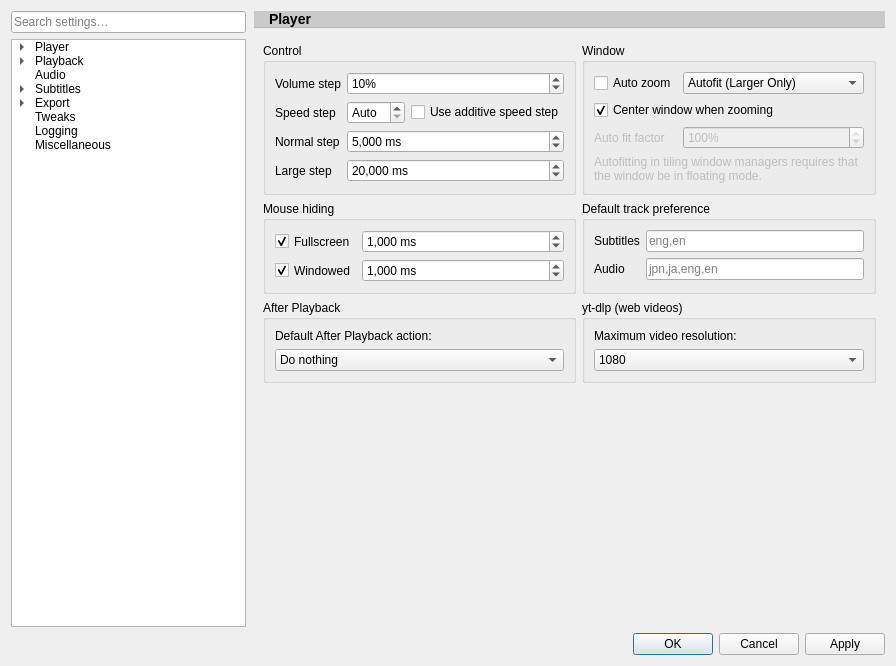
Before: the Qt Designer form src/settingswindow.ui in mpc-qt/mpc-qt, drawn with Qt 5.
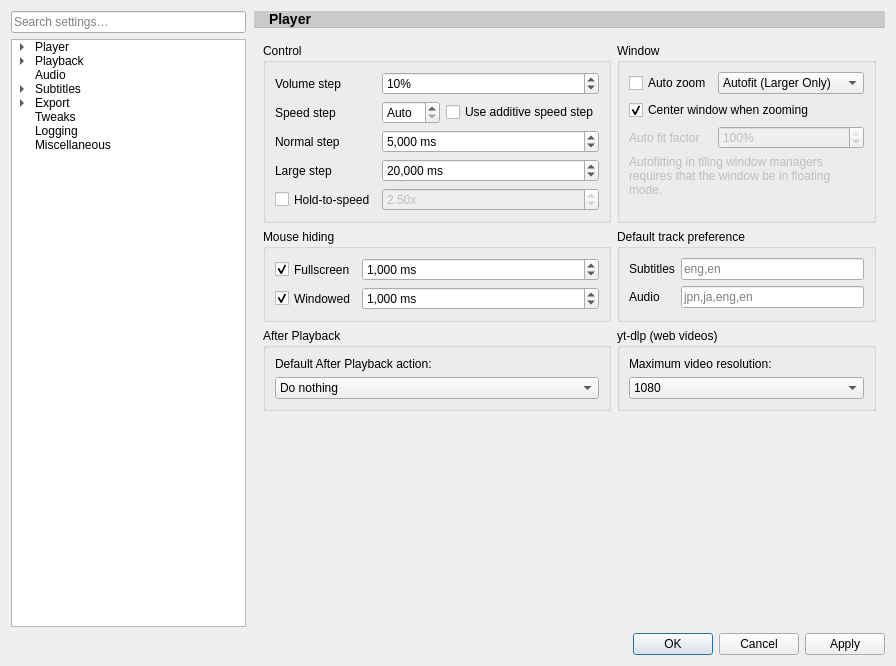
After: the same form once the commit is applied. The open tabs and pages were chosen to show the change. Custom widgets are drawn as their Qt base class.

Commit message: Add hold-to-speed

The edit to the form file:
```diff
--- a/src/settingswindow.ui
+++ b/src/settingswindow.ui
@@ -1213,6 +1213,50 @@
                 </property>
                </widget>
               </item>
+              <item row="4" column="0">
+               <widget class="QCheckBox" name="playbackHoldSpeedEnable">
+                <property name="sizePolicy">
+                 <sizepolicy hsizetype="Minimum" vsizetype="Preferred">
+                  <horstretch>0</horstretch>
+                  <verstretch>0</verstretch>
+                 </sizepolicy>
+                </property>
+                <property name="text">
+                 <string>Hold-to-speed</string>
+                </property>
+                <property name="checked">
+                 <bool>false</bool>
+                </property>
+               </widget>
+              </item>
+              <item row="4" column="1">
+               <widget class="QDoubleSpinBox" name="playbackHoldSpeed">
+                <property name="enabled">
+                 <bool>false</bool>
+                </property>
+                <property name="sizePolicy">
+                 <sizepolicy hsizetype="MinimumExpanding" vsizetype="Fixed">
+                  <horstretch>0</horstretch>
+                  <verstretch>0</verstretch>
+                 </sizepolicy>
+                </property>
+                <property name="suffix">
+                 <string>x</string>
+                </property>
+                <property name="minimum">
+                 <double>1.000000000000000</double>
+                </property>
+                <property name="maximum">
+                 <double>100.000000000000000</double>
+                </property>
+                <property name="singleStep">
+                 <double>0.100000000000000</double>
+                </property>
+                <property name="value">
+                 <double>2.500000000000000</double>
+                </property>
+               </widget>
+              </item>
              </layout>
             </widget>
            </item>
```
The commit also changes 34 other files.
